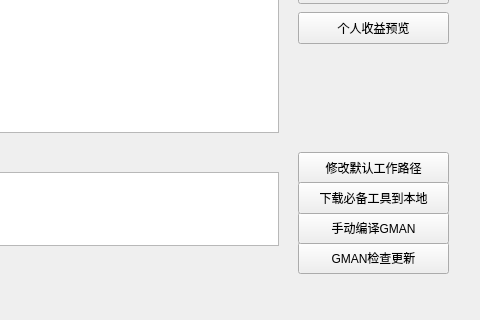
Above: MATRIXWallet.ui from bigdot123456/NodeDepolyTool before the change; both pictures show x 592 to 1072 and y 438 to 758 of the 1072 by 758 pixel window. Below: the same form after it.
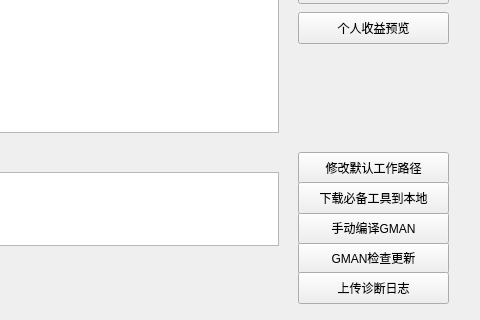
That is the form after the change.

```diff
--- a/MATRIXWallet.ui
+++ b/MATRIXWallet.ui
@@ -662,6 +662,22 @@
      <string>检查时钟与NTP状态</string>
     </property>
    </widget>
+   <widget class="QPushButton" name="UploadLog">
+    <property name="geometry">
+     <rect>
+      <x>890</x>
+      <y>710</y>
+      <width>151</width>
+      <height>32</height>
+     </rect>
+    </property>
+    <property name="toolTip">
+     <string>生成命令行，并启动节点</string>
+    </property>
+    <property name="text">
+     <string>上传诊断日志</string>
+    </property>
+   </widget>
   </widget>
  </widget>
  <resources/>
```
Left out of the diff: 6 changed lines with no effect on the pictures.
